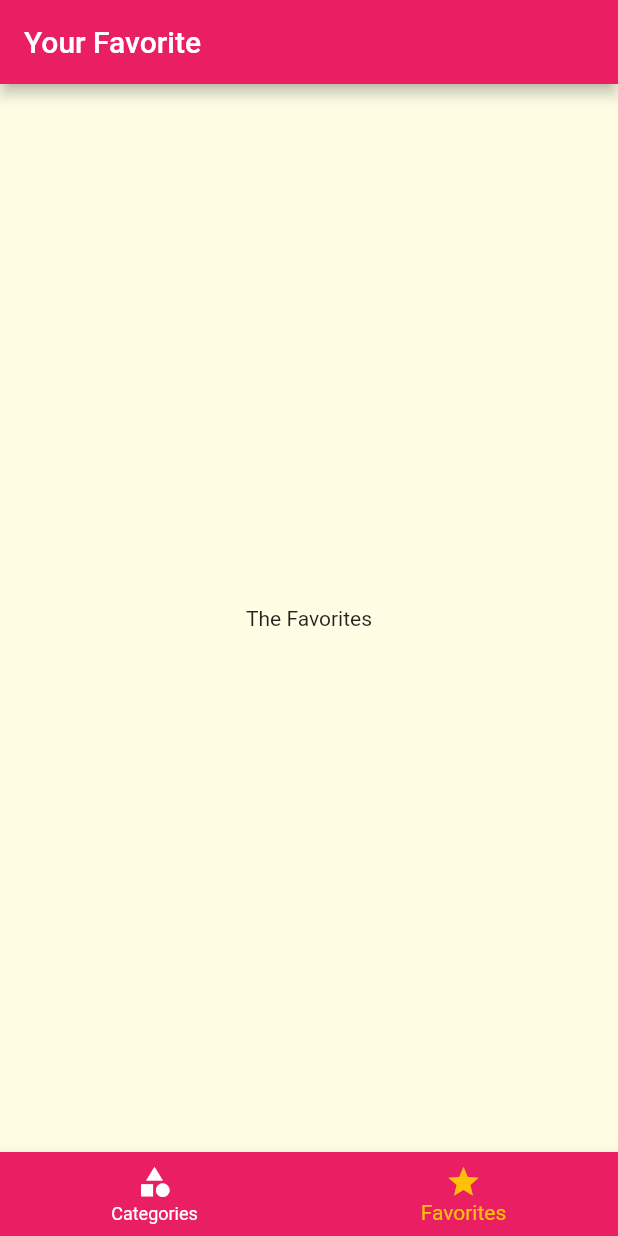
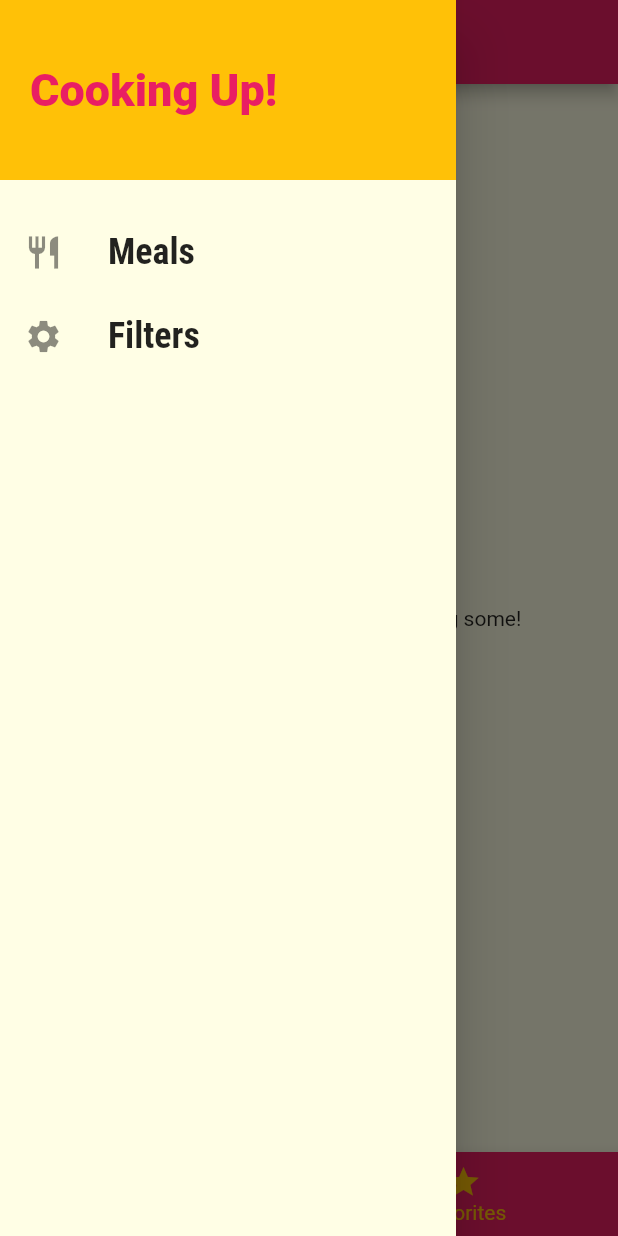
Before and after one commit to khlebobul/meals-app, a Flutter app: the screen it shows after launch, item 2 of the bottom bar chosen, with the side drawer open (before the commit the screen has no drawer), on a phone screen of 412 x 824 dp. Run offline on Flutter 3.47's test engine with Material 2 defaults, Android fonts, the phone set to English and light mode, and no system bars.

Commit message:
fixing errors

```diff
--- a/lib/dummy_data.dart
+++ b/lib/dummy_data.dart
@@ -100,7 +100,7 @@ const DUMMY_MEALS = const [
     affordability: Affordability.Affordable,
     complexity: Complexity.Simple,
     imageUrl:
-        'https://heavenlyhomecooking.com/wp-content/uploads/2020/10/Pineapple-French-Toast-Recipe-7.jpg',
+        'https://cdn.pixabay.com/photo/2018/07/11/21/51/toast-3532016_1280.jpg',
     duration: 10,
     ingredients: [
       '1 Slice White Bread',
@@ -129,7 +129,7 @@ const DUMMY_MEALS = const [
     affordability: Affordability.Pricey,
     complexity: Complexity.Simple,
     imageUrl:
-        'https://recipes.net/wp-content/uploads/portal_files/recipes_net_posts/2020-12/classic-hamburger-recipe.jpeg',
+        'https://cdn.pixabay.com/photo/2014/10/23/18/05/burger-500054_1280.jpg',
     duration: 45,
     ingredients: [
       '300g Cattle Hack',
@@ -160,7 +160,7 @@ const DUMMY_MEALS = const [
     affordability: Affordability.Luxurious,
     complexity: Complexity.Challenging,
     imageUrl:
-        'https://www.gutekueche.at/storage/media/recipe/106126/resp/wiener-schnitzel___webp_940_705.webp',
+        'https://cdn.pixabay.com/photo/2018/03/31/19/29/schnitzel-3279045_1280.jpg',
     duration: 60,
     ingredients: [
       '8 Veal Cutlets',
@@ -197,7 +197,7 @@ const DUMMY_MEALS = const [
     affordability: Affordability.Luxurious,
     complexity: Complexity.Simple,
     imageUrl:
-        'https://img.taste.com.au/6EwE-orX/w720-h480-cfill-q80/taste/2018/07/smoked-salmon-salad-with-green-goddess-dressing-139471-1.jpg',
+        'https://cdn.pixabay.com/photo/2016/10/25/13/29/smoked-salmon-salad-1768890_1280.jpg',
     duration: 15,
     ingredients: [
       'Arugula',
@@ -232,7 +232,7 @@ const DUMMY_MEALS = const [
     affordability: Affordability.Affordable,
     complexity: Complexity.Hard,
     imageUrl:
-        'https://amandascookin.com/wp-content/uploads/2021/03/Whipped-Jello-Mandarin-Orange-Mousse-V1-1100x1650.jpg',
+        'https://cdn.pixabay.com/photo/2017/05/01/05/18/pastry-2274750_1280.jpg',
     duration: 240,
     ingredients: [
       '4 Sheets of Gelatine',
@@ -267,7 +267,7 @@ const DUMMY_MEALS = const [
     affordability: Affordability.Affordable,
     complexity: Complexity.Simple,
     imageUrl:
-        'https://static.onecms.io/wp-content/uploads/sites/43/2022/02/16/21014-Good-old-Fashioned-Pancakes-mfs_001.jpg',
+        'https://cdn.pixabay.com/photo/2018/07/10/21/23/pancake-3529653_1280.jpg',
     duration: 20,
     ingredients: [
       '1 1/2 Cups all-purpose Flour',
@@ -298,7 +298,7 @@ const DUMMY_MEALS = const [
     affordability: Affordability.Pricey,
     complexity: Complexity.Challenging,
     imageUrl:
-        'https://img.hellofresh.com/f_auto,fl_lossy,q_auto,w_1200/hellofresh_s3/image/creamy-indian-chicken-curry-6bd6fb64.jpg',
+        'https://cdn.pixabay.com/photo/2018/06/18/16/05/indian-food-3482749_1280.jpg',
     duration: 35,
     ingredients: [
       '4 Chicken Breasts',
@@ -331,7 +331,7 @@ const DUMMY_MEALS = const [
     affordability: Affordability.Affordable,
     complexity: Complexity.Hard,
     imageUrl:
-        'https://tmbidigitalassetsazure.blob.core.windows.net/rms3-prod/attachments/37/1200x1200/Hot-Cocoa-Souffle_EXPS_THCA19_163421_C02_23_7b.jpg',
+        'https://cdn.pixabay.com/photo/2014/08/07/21/07/souffle-412785_1280.jpg',
     duration: 45,
     ingredients: [
       '1 Teaspoon melted Butter',
@@ -382,7 +382,7 @@ const DUMMY_MEALS = const [
     affordability: Affordability.Luxurious,
     complexity: Complexity.Simple,
     imageUrl:
-        'https://static.onecms.io/wp-content/uploads/sites/19/2010/05/17/tomato-salad-su-x.jpg',
+        'https://cdn.pixabay.com/photo/2018/04/09/18/26/asparagus-3304997_1280.jpg',
     duration: 30,
     ingredients: [
       'White and Green Asparagus',
--- a/lib/main.dart
+++ b/lib/main.dart
@@ -1,13 +1,72 @@
 import 'package:flutter/material.dart';
 
-import './models/tabs_screen.dart';
-import './models/meal_detail_screen.dart';
+import './dummy_data.dart';
+import './screens/tabs_screen.dart';
+import './screens/meal_detail_screen.dart';
 import './screens/category_meals_screen.dart';
+import './screens/filters_screen.dart';
 import './screens/categories_screen.dart';
+import './models/meal.dart';
 
 void main() => runApp(MyApp());
 
-class MyApp extends StatelessWidget {
+class MyApp extends StatefulWidget {
+  @override
+  _MyAppState createState() => _MyAppState();
+}
+
+class _MyAppState extends State<MyApp> {
+  Map<String, bool> _filters = {
+    'gluten': false,
+    'lactose': false,
+    'vegan': false,
+    'vegetarian': false,
+  };
+  List<Meal> _availableMeals = DUMMY_MEALS;
+  List<Meal> _favoriteMeals = [];
+
+  void _setFilters(Map<String, bool> filterData) {
+    setState(() {
+      _filters = filterData;
+
+      _availableMeals = DUMMY_MEALS.where((meal) {
+        if (_filters['gluten']! && !meal.isGlutenFree) {
+          return false;
+        }
+        if (_filters['lactose']! && !meal.isLactoseFree) {
+          return false;
+        }
+        if (_filters['vegan']! && !meal.isVegan) {
+          return false;
+        }
+        if (_filters['vegetarian']! && !meal.isVegetarian) {
+          return false;
+        }
+        return true;
+      }).toList();
+    });
+  }
+
+  void _toggleFavorite(String mealId) {
+    final existingIndex =
+        _favoriteMeals.indexWhere((meal) => meal.id == mealId);
+    if (existingIndex >= 0) {
+      setState(() {
+        _favoriteMeals.removeAt(existingIndex);
+      });
+    } else {
+      setState(() {
+        _favoriteMeals.add(
+          DUMMY_MEALS.firstWhere((meal) => meal.id == mealId),
+        );
+      });
+    }
+  }
+
+  bool _isMealFavorite(String id) {
+    return _favoriteMeals.any((meal) => meal.id == id);
+  }
+
   @override
   Widget build(BuildContext context) {
     return MaterialApp(
@@ -33,9 +92,12 @@ class MyApp extends StatelessWidget {
       // home: CategoriesScreen(),
       initialRoute: '/', // default is '/'
       routes: {
-        '/': (ctx) => TabsScreen(),
-        CategoryMealsScreen.routeName: (ctx) => CategoryMealsScreen(),
-        MealDetailScreen.routeName: (ctx) => MealDetailScreen(),
+        '/': (ctx) => TabsScreen(_favoriteMeals),
+        CategoryMealsScreen.routeName: (ctx) =>
+            CategoryMealsScreen(_availableMeals),
+        MealDetailScreen.routeName: (ctx) =>
+            MealDetailScreen(_toggleFavorite, _isMealFavorite),
+        FiltersScreen.routeName: (ctx) => FiltersScreen(_filters, _setFilters),
       },
       onGenerateRoute: (settings) {
         print(settings.arguments);
--- a/lib/models/favorites_screen.dart
+++ /dev/null
@@ -1,10 +0,0 @@
-import 'package:flutter/material.dart';
-
-class FavoritesScreen extends StatelessWidget {
-  @override
-  Widget build(BuildContext context) {
-    return Center(
-      child: Text('The Favorites'),
-    );
-  }
-}
--- a/lib/models/tabs_screen.dart
+++ /dev/null
@@ -1,59 +0,0 @@
-import 'package:flutter/material.dart';
-
-import './favorites_screen.dart';
-import '../screens/categories_screen.dart';
-
-class TabsScreen extends StatefulWidget {
-  @override
-  _TabsScreenState createState() => _TabsScreenState();
-}
-
-class _TabsScreenState extends State<TabsScreen> {
-  final List<Map<String, dynamic>> _pages = [
-    {
-      'page': CategoriesScreen(),
-      'title': 'Categories',
-    },
-    {
-      'page': FavoritesScreen(),
-      'title': 'Your Favorite',
-    },
-  ];
-  int _selectedPageIndex = 0;
-
-  void _selectPage(int index) {
-    setState(() {
-      _selectedPageIndex = index;
-    });
-  }
-
-  @override
-  Widget build(BuildContext context) {
-    return Scaffold(
-      appBar: AppBar(
-        title: Text(_pages[_selectedPageIndex]['title']),
-      ),
-      body: _pages[_selectedPageIndex]['page'],
-      bottomNavigationBar: BottomNavigationBar(
-        onTap: _selectPage,
-        backgroundColor: Theme.of(context).primaryColor,
-        unselectedItemColor: Colors.white,
-        selectedItemColor: Theme.of(context).accentColor,
-        currentIndex: _selectedPageIndex,
-        // type: BottomNavigationBarType.fixed,
-        items: [
-          BottomNavigationBarItem(
-            backgroundColor: Theme.of(context).primaryColor,
-            icon: Icon(Icons.category),
-            label: 'Categories',
-          ),
-          BottomNavigationBarItem(
-            backgroundColor: Theme.of(context).primaryColor,
-            icon: Icon(Icons.star),
-            label: 'Favorites',
-          ),
-        ],
-      ),
-    );
-  }
-}
--- /dev/null
+++ b/lib/screens/favorites_screen.dart
@@ -0,0 +1,33 @@
+import 'package:flutter/material.dart';
+
+import '../models/meal.dart';
+import '../widgets/meal_item.dart';
+
+class FavoritesScreen extends StatelessWidget {
+  final List<Meal> favoriteMeals;
+
+  FavoritesScreen(this.favoriteMeals);
+
+  @override
+  Widget build(BuildContext context) {
+    if (favoriteMeals.isEmpty) {
+      return Center(
+        child: Text('You have no favorites yet - start adding some!'),
+      );
+    } else {
+      return ListView.builder(
+        itemBuilder: (ctx, index) {
+          return MealItem(
+            id: favoriteMeals[index].id,
+            title: favoriteMeals[index].title,
+            imageUrl: favoriteMeals[index].imageUrl,
+            duration: favoriteMeals[index].duration,
+            affordability: favoriteMeals[index].affordability,
+            complexity: favoriteMeals[index].complexity,
+          );
+        },
+        itemCount: favoriteMeals.length,
+      );
+    }
+  }
+}
--- /dev/null
+++ b/lib/screens/tabs_screen.dart
@@ -0,0 +1,72 @@
+import 'package:flutter/material.dart';
+
+import '../widgets/main_drawer.dart';
+import './favorites_screen.dart';
+import './categories_screen.dart';
+import '../models/meal.dart';
+
+class TabsScreen extends StatefulWidget {
+  final List<Meal> favoriteMeals;
+
+  TabsScreen(this.favoriteMeals);
+
+  @override
+  _TabsScreenState createState() => _TabsScreenState();
+}
+
+class _TabsScreenState extends State<TabsScreen> {
+  late List<Map<String, dynamic>> _pages;
+  int _selectedPageIndex = 0;
+
+  @override
+  void initState() {
+    _pages = [
+      {
+        'page': CategoriesScreen(),
+        'title': 'Categories',
+      },
+      {
+        'page': FavoritesScreen(widget.favoriteMeals),
+        'title': 'Your Favorite',
+      },
+    ];
+    super.initState();
+  }
+
+  void _selectPage(int index) {
+    setState(() {
+      _selectedPageIndex = index;
+    });
+  }
+
+  @override
+  Widget build(BuildContext context) {
+    return Scaffold(
+      appBar: AppBar(
+        title: Text(_pages[_selectedPageIndex]['title']),
+      ),
+      drawer: MainDrawer(),
+      body: _pages[_selectedPageIndex]['page'],
+      bottomNavigationBar: BottomNavigationBar(
+        onTap: _selectPage,
+        backgroundColor: Theme.of(context).primaryColor,
+        unselectedItemColor: Colors.white,
+        selectedItemColor: Theme.of(context).accentColor,
+        currentIndex: _selectedPageIndex,
+        // type: BottomNavigationBarType.fixed,
+        items: [
+          BottomNavigationBarItem(
+            backgroundColor: Theme.of(context).primaryColor,
+            icon: Icon(Icons.category),
+            label: 'Categories',
+          ),
+          BottomNavigationBarItem(
+            backgroundColor: Theme.of(context).primaryColor,
+            icon: Icon(Icons.star),
+            label: 'Favorites',
+          ),
+        ],
+      ),
+    );
+  }
+}
--- /dev/null
+++ b/lib/widgets/main_drawer.dart
@@ -0,0 +1,56 @@
+import 'package:flutter/material.dart';
+
+import '../screens/filters_screen.dart';
+
+class MainDrawer extends StatelessWidget {
+  Widget buildListTile(String title, IconData icon, VoidCallback tapHandler) {
+    return ListTile(
+      leading: Icon(
+        icon,
+        size: 26,
+      ),
+      title: Text(
+        title,
+        style: TextStyle(
+          fontFamily: 'RobotoCondensed',
+          fontSize: 24,
+          fontWeight: FontWeight.bold,
+        ),
+      ),
+      onTap: tapHandler,
+    );
+  }
+
+  @override
+  Widget build(BuildContext context) {
+    return Drawer(
+      child: Column(
+        children: <Widget>[
+          Container(
+            height: 120,
+            width: double.infinity,
+            padding: EdgeInsets.all(20),
+            alignment: Alignment.centerLeft,
+            color: Theme.of(context).accentColor,
+            child: Text(
+              'Cooking Up!',
+              style: TextStyle(
+                  fontWeight: FontWeight.w900,
+                  fontSize: 30,
+                  color: Theme.of(context).primaryColor),
+            ),
+          ),
+          SizedBox(
+            height: 20,
+          ),
+          buildListTile('Meals', Icons.restaurant, () {
+            Navigator.of(context).pushReplacementNamed('/');
+          }),
+          buildListTile('Filters', Icons.settings, () {
+            Navigator.of(context).pushReplacementNamed(FiltersScreen.routeName);
+          }),
+        ],
+      ),
+    );
+  }
+}
```
Also changed, not shown: lib/models/meal_detail_screen.dart (deleted, +0 -91 lines), lib/screens/categories_screen.dart (+4 -4 lines), lib/screens/category_meals_screen.dart (+49 -20 lines), lib/screens/filters_screen.dart (added, +136 -0 lines), lib/screens/meal_detail_screen.dart (added, +102 -0 lines), lib/widgets/meal_item.dart (+11 -5 lines), 10 other files.
